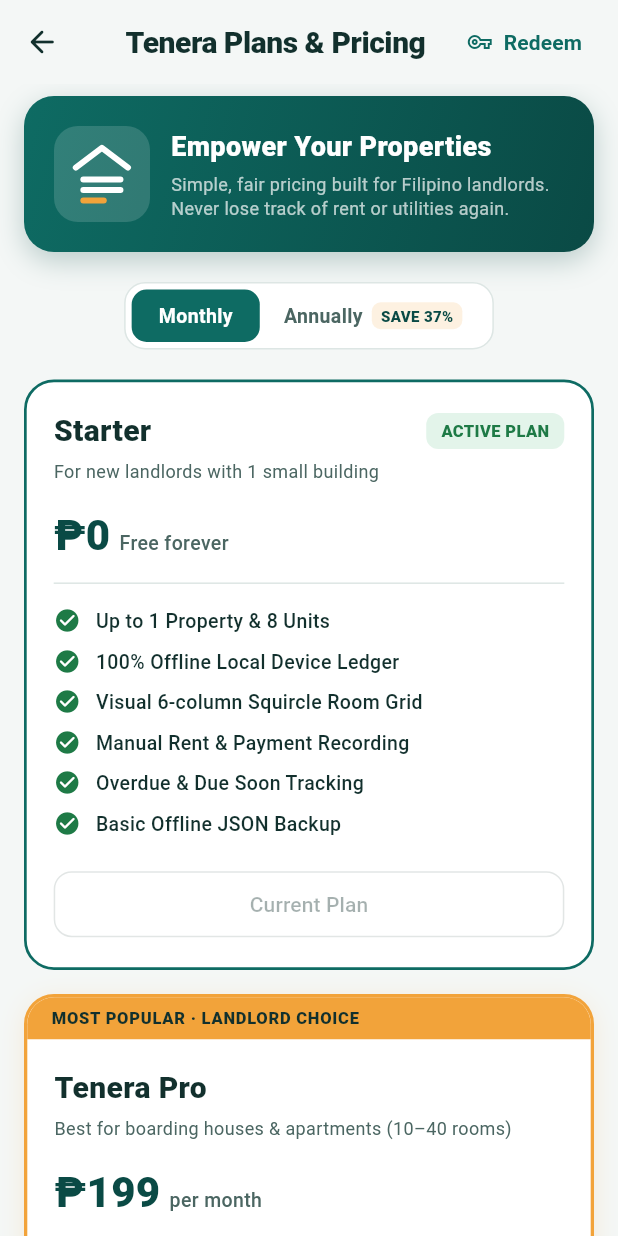
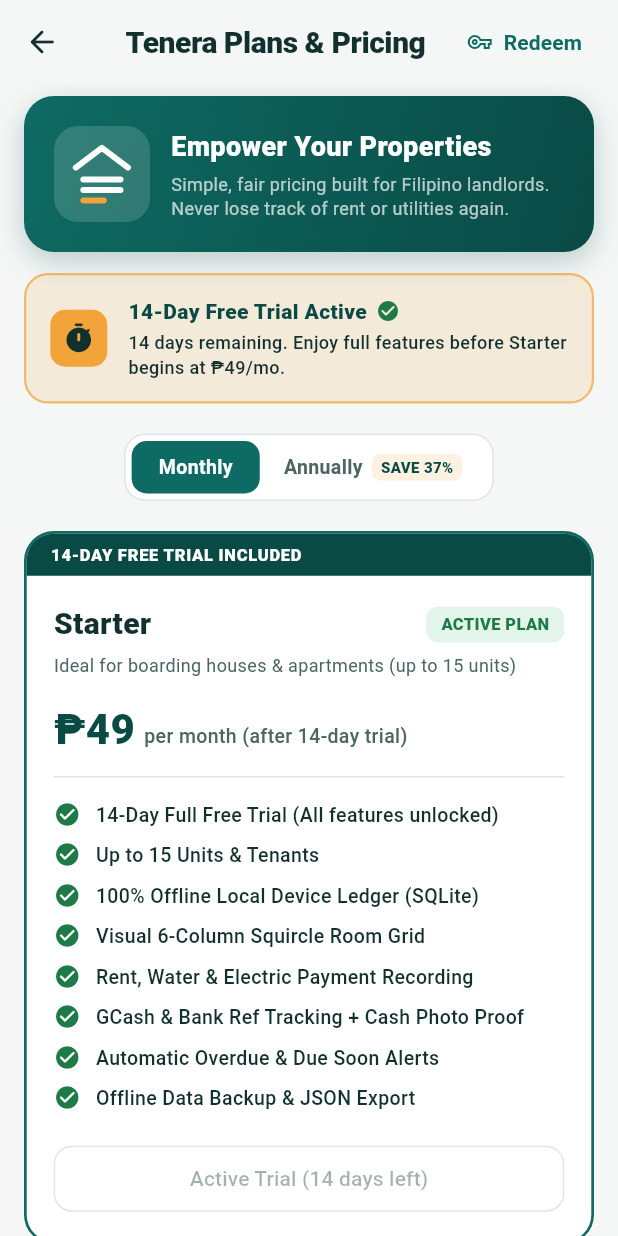
Before and after one commit to Watot12345/Tenera, a Flutter app: the SubscriptionPlansScreen screen opened directly, after a tap on "Monthly", on a phone screen of 412 x 824 dp. Run offline on Flutter 3.47's test engine with Material 3 defaults, Android fonts, the phone set to English and light mode, and no system bars; our stand-ins replace cloud_firestore, firebase_core, package_info_plus, shared_preferences, sqflite; accounts and stored records are empty.

Commit message:
feat: update Starter plan to ₱49/mo with 14-day free trial

```diff
--- a/lib/screens/subscription_plans_screen.dart
+++ b/lib/screens/subscription_plans_screen.dart
@@ -8,6 +8,7 @@
 
   static const String prefKeyCurrentPlan = 'user_subscription_plan';
   static const String prefKeyBillingCycle = 'user_billing_cycle';
+  static const String prefKeyTrialStartDate = 'user_trial_start_date';
 
   @override
   State<SubscriptionPlansScreen> createState() => _SubscriptionPlansScreenState();
@@ -15,7 +16,9 @@
 
 class _SubscriptionPlansScreenState extends State<SubscriptionPlansScreen> {
   bool _isAnnual = true;
-  String _currentPlan = 'free'; // 'free', 'pro', 'business'
+  String _currentPlan = 'starter'; // 'starter' (or 'free'), 'pro', 'business'
+  bool _isTrialActive = true;
+  int _daysRemainingInTrial = 14;
   bool _isLoading = true;
 
   @override
@@ -26,9 +29,25 @@
 
   Future<void> _loadSavedPlan() async {
     final prefs = await SharedPreferences.getInstance();
+
+    // Initialize or load 14-day free trial start date
+    String? trialStartStr = prefs.getString(SubscriptionPlansScreen.prefKeyTrialStartDate);
+    if (trialStartStr == null) {
+      trialStartStr = DateTime.now().toIso8601String();
+      await prefs.setString(SubscriptionPlansScreen.prefKeyTrialStartDate, trialStartStr);
+    }
+    final trialStartDate = DateTime.tryParse(trialStartStr) ?? DateTime.now();
+    final elapsedDays = DateTime.now().difference(trialStartDate).inDays;
+    final daysRemaining = (14 - elapsedDays).clamp(0, 14);
+    final isTrialActive = elapsedDays < 14;
+
+    final savedPlan = prefs.getString(SubscriptionPlansScreen.prefKeyCurrentPlan);
+
     setState(() {
-      _currentPlan = prefs.getString(SubscriptionPlansScreen.prefKeyCurrentPlan) ?? 'free';
+      _currentPlan = (savedPlan == null || savedPlan == 'free') ? 'starter' : savedPlan;
       _isAnnual = (prefs.getString(SubscriptionPlansScreen.prefKeyBillingCycle) ?? 'annual') == 'annual';
+      _isTrialActive = isTrialActive;
+      _daysRemainingInTrial = daysRemaining;
       _isLoading = false;
     });
   }
@@ -98,7 +117,9 @@
                                 ),
                               ),
                               Text(
-                                '$priceText · ${_isAnnual ? "Billed Annually" : "Billed Monthly"}',
+                                planId == 'starter' || planId == 'free'
+                                    ? '14-Day Free Trial Included · Then $priceText · ${_isAnnual ? "Billed Annually" : "Billed Monthly"}'
+                                    : '$priceText · ${_isAnnual ? "Billed Annually" : "Billed Monthly"}',
                                 style: const TextStyle(
                                   fontSize: 13,
                                   color: AppTheme.inkMuted,
@@ -166,14 +187,16 @@
                         borderRadius: BorderRadius.circular(12),
                         border: Border.all(color: AppTheme.border.withValues(alpha: 0.8)),
                       ),
-                      child: const Row(
+                      child: Row(
                         children: [
-                          Icon(Icons.lock_outline_rounded, size: 18, color: AppTheme.primary),
-                          SizedBox(width: 8),
+                          const Icon(Icons.lock_outline_rounded, size: 18, color: AppTheme.primary),
+                          const SizedBox(width: 8),
                           Expanded(
                             child: Text(
-                              'Offline Guarantee: Once unlocked, your Pro features continue working 100% offline without internet.',
-                              style: TextStyle(fontSize: 11, color: AppTheme.inkMuted),
+                              planId == 'starter' || planId == 'free'
+                                  ? '14-Day Free Trial Guarantee: Zero upfront charge for 14 days. Unlocks full features offline. Cancel anytime.'
+                                  : 'Offline Guarantee: Once unlocked, your Pro features continue working 100% offline without internet.',
+                              style: const TextStyle(fontSize: 11, color: AppTheme.inkMuted),
                             ),
                           ),
                         ],
@@ -395,6 +418,63 @@
               ),
             ),
 
+            // 14-Day Free Trial Active Status Banner
+            if (_isTrialActive) ...[
+              const SizedBox(height: 14),
+              Container(
+                width: double.infinity,
+                padding: const EdgeInsets.symmetric(horizontal: 16, vertical: 14),
+                decoration: BoxDecoration(
+                  color: AppTheme.accent.withValues(alpha: 0.15),
+                  borderRadius: BorderRadius.circular(16),
+                  border: Border.all(color: AppTheme.accent.withValues(alpha: 0.7), width: 1.5),
+                ),
+                child: Row(
+                  children: [
+                    Container(
+                      padding: const EdgeInsets.all(8),
+                      decoration: BoxDecoration(
+                        color: AppTheme.accent,
+                        borderRadius: BorderRadius.circular(10),
+                      ),
+                      child: const Icon(Icons.timer_rounded, color: AppTheme.ink, size: 22),
+                    ),
+                    const SizedBox(width: 14),
+                    Expanded(
+                      child: Column(
+                        crossAxisAlignment: CrossAxisAlignment.start,
+                        children: [
+                          const Row(
+                            children: [
+                              Text(
+                                '14-Day Free Trial Active',
+                                style: TextStyle(
+                                  fontSize: 14,
+                                  fontWeight: FontWeight.w800,
+                                  color: AppTheme.primaryDeep,
+                                ),
+                              ),
+                              SizedBox(width: 6),
+                              Icon(Icons.check_circle_rounded, color: AppTheme.statusPaid, size: 16),
+                            ],
+                          ),
+                          const SizedBox(height: 2),
+                          Text(
+                            '$_daysRemainingInTrial days remaining. Enjoy full features before Starter begins at ₱49/mo.',
+                            style: const TextStyle(
+                              fontSize: 12,
+                              color: AppTheme.ink,
+                              fontWeight: FontWeight.w500,
+                            ),
+                          ),
+                        ],
+                      ),
+                    ),
+                  ],
+                ),
+              ),
+            ],
+
             const SizedBox(height: 20),
 
             // Billing Toggle: Monthly vs Annual
@@ -474,24 +554,31 @@
 
             const SizedBox(height: 20),
 
-            // Plan 1: Free / Starter
+            // Plan 1: Starter (₱49/mo with 14-day Free Trial)
             _buildPlanCard(
               title: 'Starter',
-              subtitle: 'For new landlords with 1 small building',
-              price: '₱0',
-              periodText: 'Free forever',
-              planId: 'free',
-              isCurrent: _currentPlan == 'free',
+              subtitle: 'Ideal for boarding houses & apartments (up to 15 units)',
+              price: _isAnnual ? '₱399' : '₱49',
+              periodText: _isAnnual ? 'per year (only ₱33/mo)' : 'per month (after 14-day trial)',
+              planId: 'starter',
+              isCurrent: _currentPlan == 'starter' || _currentPlan == 'free',
               isFeatured: false,
+              badgeText: '14-DAY FREE TRIAL INCLUDED',
               features: const [
-                'Up to 1 Property & 8 Units',
-                '100% Offline Local Device Ledger',
-                'Visual 6-column Squircle Room Grid',
-                'Manual Rent & Payment Recording',
-                'Overdue & Due Soon Tracking',
-                'Basic Offline JSON Backup',
+                '14-Day Full Free Trial (All features unlocked)',
+                'Up to 15 Units & Tenants',
+                '100% Offline Local Device Ledger (SQLite)',
+                'Visual 6-Column Squircle Room Grid',
+                'Rent, Water & Electric Payment Recording',
+                'GCash & Bank Ref Tracking + Cash Photo Proof',
+                'Automatic Overdue & Due Soon Alerts',
+                'Offline Data Backup & JSON Export',
               ],
-              onSelect: () => _savePlan('free', _isAnnual),
+              onSelect: () => _showCheckoutDialog(
+                'Starter',
+                'starter',
+                _isAnnual ? '₱399 / year' : '₱49 / month',
+              ),
             ),
 
             const SizedBox(height: 16),
@@ -751,7 +838,11 @@
                             padding: const EdgeInsets.symmetric(vertical: 12),
                             shape: RoundedRectangleBorder(borderRadius: BorderRadius.circular(12)),
                           ),
-                          child: const Text('Current Plan'),
+                          child: Text(
+                            (_isTrialActive && (planId == 'starter' || planId == 'free'))
+                                ? 'Active Trial ($_daysRemainingInTrial days left)'
+                                : 'Current Plan',
+                          ),
                         )
                       : ElevatedButton(
                           onPressed: onSelect,
@@ -762,7 +853,7 @@
                             shape: RoundedRectangleBorder(borderRadius: BorderRadius.circular(12)),
                           ),
                           child: Text(
-                            planId == 'free' ? 'Switch to Starter' : 'Choose $title',
+                            (planId == 'free' || planId == 'starter') ? 'Switch to Starter' : 'Choose $title',
                             style: const TextStyle(
                               fontSize: 14,
                               fontWeight: FontWeight.w700,
```
Also changed, not shown: 2 other files.
